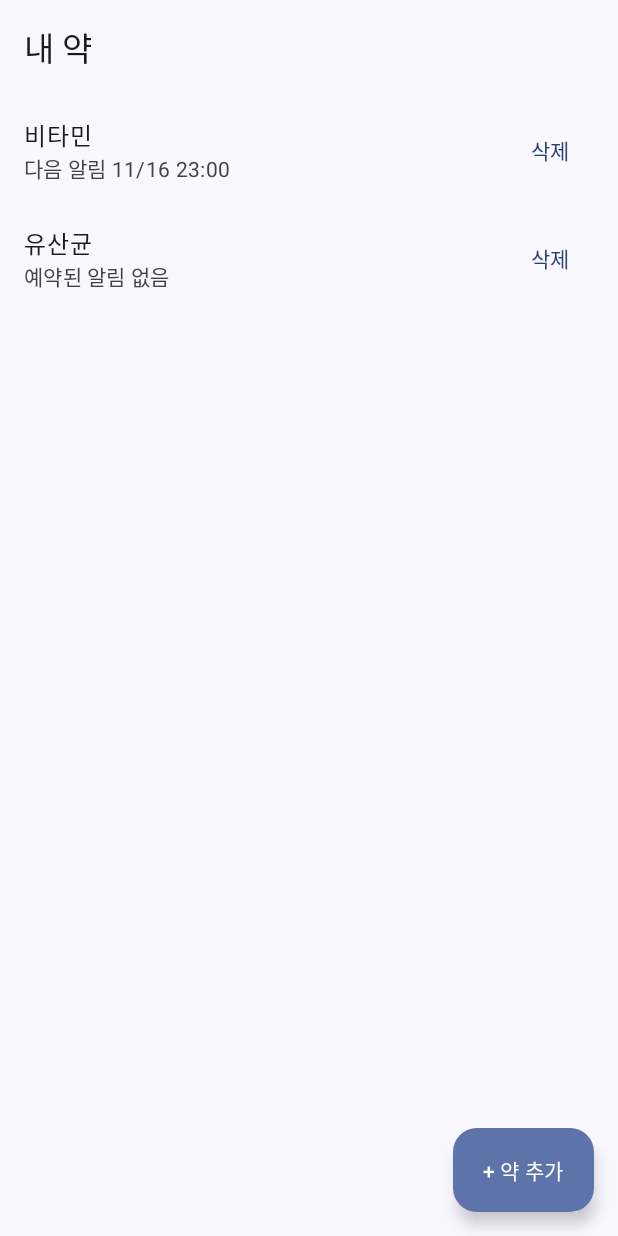
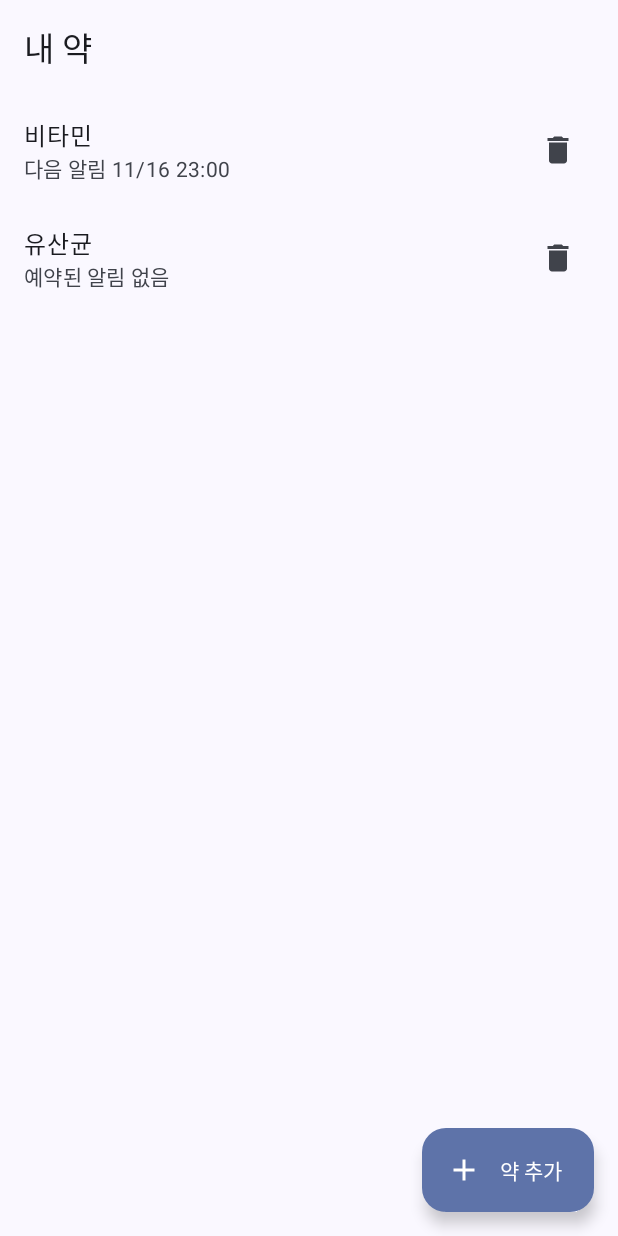
Before and after one commit to mingi6292/pill-reminder, an Android app built with Jetpack Compose: the @Preview function MedicineListContentPreview, on a phone screen of 412 x 824 dp. Run offline under Robolectric (Android 15) with nearby library versions, the phone set to English and light mode, and no system bars; libraries missing offline, so code that uses them is left out: androidx.hilt.lifecycle.

Commit message:
feat: 약 목록 FAB과 삭제 버튼에 Material 아이콘 적용
material-icons-core를 toml에 추가(버전은 Compose BOM)

```diff
--- a/app/build.gradle.kts
+++ b/app/build.gradle.kts
@@ -40,6 +40,7 @@ dependencies {
     implementation(libs.androidx.compose.ui)
     implementation(libs.androidx.compose.ui.graphics)
     implementation(libs.androidx.compose.material3)
+    implementation(libs.androidx.compose.material.icons.core)
 
     implementation(libs.hilt.android)
     ksp(libs.hilt.compiler)
--- a/app/src/main/java/com/mg/pillreminder/ui/medicine/MedicineListScreen.kt
+++ b/app/src/main/java/com/mg/pillreminder/ui/medicine/MedicineListScreen.kt
@@ -6,13 +6,17 @@ import androidx.compose.foundation.layout.fillMaxSize
 import androidx.compose.foundation.layout.padding
 import androidx.compose.foundation.lazy.LazyColumn
 import androidx.compose.foundation.lazy.items
+import androidx.compose.material.icons.Icons
+import androidx.compose.material.icons.filled.Add
+import androidx.compose.material.icons.filled.Delete
 import androidx.compose.material3.CircularProgressIndicator
 import androidx.compose.material3.ExperimentalMaterial3Api
 import androidx.compose.material3.ExtendedFloatingActionButton
+import androidx.compose.material3.Icon
+import androidx.compose.material3.IconButton
 import androidx.compose.material3.ListItem
 import androidx.compose.material3.Scaffold
 import androidx.compose.material3.Text
-import androidx.compose.material3.TextButton
 import androidx.compose.material3.TopAppBar
 import androidx.compose.runtime.Composable
 import androidx.compose.runtime.getValue
@@ -57,9 +61,11 @@ fun MedicineListContent(
     Scaffold(
         topBar = { TopAppBar(title = { Text(stringResource(R.string.medicine_list_title)) }) },
         floatingActionButton = {
-            ExtendedFloatingActionButton(onClick = { showAddSheet = true }) {
-                Text(stringResource(R.string.medicine_add))
-            }
+            ExtendedFloatingActionButton(
+                onClick = { showAddSheet = true },
+                icon = { Icon(Icons.Default.Add, contentDescription = null) },
+                text = { Text(stringResource(R.string.medicine_add)) },
+            )
         },
     ) { innerPadding ->
         MedicineListBody(uiState, onDeleteMedicine, innerPadding)
@@ -106,7 +112,9 @@ private fun MedicineRow(medicine: MedicineItem, onDelete: () -> Unit) {
         headlineContent = { Text(medicine.name) },
         supportingContent = { Text(nextReminderText(medicine.nextReminderAt)) },
         trailingContent = {
-            TextButton(onClick = onDelete) { Text(stringResource(R.string.medicine_delete)) }
+            IconButton(onClick = onDelete) {
+                Icon(Icons.Default.Delete, contentDescription = stringResource(R.string.medicine_delete))
+            }
         },
     )
 }
--- a/app/src/main/res/values/strings.xml
+++ b/app/src/main/res/values/strings.xml
@@ -4,7 +4,7 @@
     <string name="medicine_list_empty">등록한 약이 없어요.\n약 추가 버튼으로 등록하세요.</string>
     <string name="medicine_next_reminder">다음 알림 %1$s</string>
     <string name="medicine_no_reminder">예약된 알림 없음</string>
-    <string name="medicine_add">+ 약 추가</string>
+    <string name="medicine_add">약 추가</string>
     <string name="medicine_delete">삭제</string>
     <string name="medicine_name_label">약 이름</string>
     <string name="medicine_save">저장</string>
--- a/gradle/libs.versions.toml
+++ b/gradle/libs.versions.toml
@@ -46,6 +46,7 @@ androidx-compose-ui-tooling-preview = { group = "androidx.compose.ui", name = "u
 androidx-compose-ui-test-manifest = { group = "androidx.compose.ui", name = "ui-test-manifest" }
 androidx-compose-ui-test-junit4 = { group = "androidx.compose.ui", name = "ui-test-junit4" }
 androidx-compose-material3 = { group = "androidx.compose.material3", name = "material3" }
+androidx-compose-material-icons-core = { group = "androidx.compose.material", name = "material-icons-core" }
 
 # Room / Paging
 androidx-room-runtime = { group = "androidx.room", name = "room-runtime", version.ref = "room" }
```
